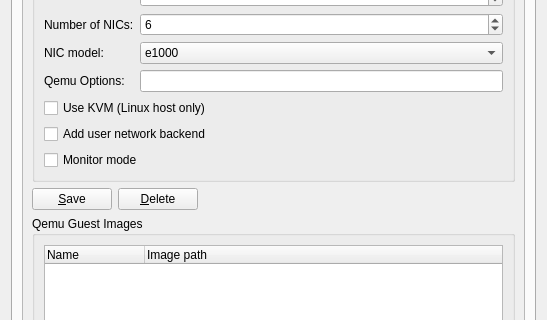
Before: the Qt Designer form src/GNS3/Ui/ConfigurationPages/Form_PreferencesQemu.ui in GNS3/gns3-legacy, drawn with Qt 5; both pictures show x 0 to 547 and y 185 to 505 of the 547 by 625 pixel window.
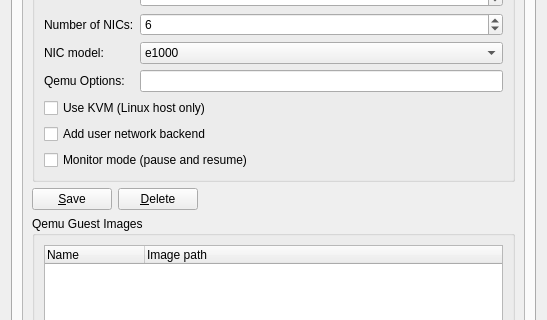
After: the same form once the commit is applied. The open tabs and pages were chosen to show the change.

Diff of the .ui file:
```diff
--- a/src/GNS3/Ui/ConfigurationPages/Form_PreferencesQemu.ui
+++ b/src/GNS3/Ui/ConfigurationPages/Form_PreferencesQemu.ui
@@ -328,8 +328,8 @@
            <rect>
             <x>0</x>
             <y>0</y>
-            <width>447</width>
-            <height>521</height>
+            <width>475</width>
+            <height>544</height>
            </rect>
           </property>
           <layout class="QVBoxLayout" name="verticalLayout">
@@ -549,7 +549,7 @@
               <item row="9" column="0" colspan="2">
                <widget class="QCheckBox" name="QemucheckBoxMonitor">
                 <property name="text">
-                 <string>Monitor mode</string>
+                 <string>Monitor mode (pause and resume)</string>
                 </property>
                </widget>
               </item>
```
Left out of the diff: 10 changed lines with no effect on the pictures.
